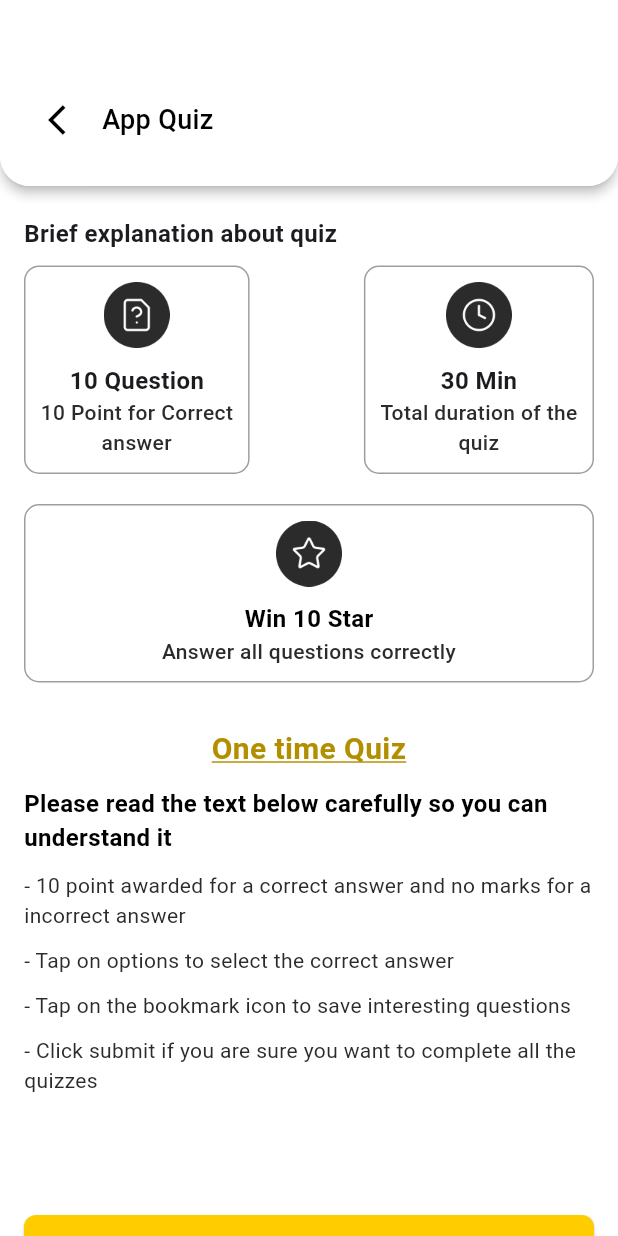
After one commit to Dev-Ninjas-Backup/nicholaslim80, a Flutter app: the AppQuizScreen screen opened by its route, on a phone screen of 412 x 824 dp. The commit adds this screen. Run offline on Flutter 3.47's test engine with Material 3 defaults, Android fonts, the phone set to English and light mode, and no system bars; our stand-ins replace flutter_easyloading, flutter_screenutil, get, google_fonts; Roboto replaces fonts that are missing (Nunito Sans).

Commit message:
App quiz page done.

```diff
--- a/lib/core/common/widgets/custom_app_bar.dart
+++ b/lib/core/common/widgets/custom_app_bar.dart
@@ -4,25 +4,21 @@ import 'package:get/route_manager.dart';
 class CustomAppBar extends StatelessWidget {
   final String lable;
   final String? back;
-  final bool? cancelText;
-  const CustomAppBar({
-    super.key,
-    required this.lable,
-    this.cancelText,
-    this.back,
-  });
+  const CustomAppBar({super.key, required this.lable, this.back});
 
   @override
   Widget build(BuildContext context) {
-    return Container(
+    return Material(
+      borderRadius: BorderRadius.only(
+        bottomLeft: Radius.circular(20),
+        bottomRight: Radius.circular(20),
+      ),
+      elevation: 3.0,
+      child: Container(
         width: double.infinity,
         padding: EdgeInsets.only(top: 56, left: 20, bottom: 20, right: 20),
         decoration: BoxDecoration(
-        gradient: LinearGradient(
-          begin: Alignment.topCenter,
-          end: Alignment.bottomCenter,
-          colors: [Color(0xFFFFFFFF), Color.fromARGB(255, 48, 194, 223)],
-        ),
+          color: Colors.white,
           borderRadius: BorderRadius.only(
             bottomLeft: Radius.circular(20),
             bottomRight: Radius.circular(20),
@@ -40,7 +36,7 @@ class CustomAppBar extends StatelessWidget {
                 }
               },
             ),
-          SizedBox(width: 5),
+
             Text(
               lable,
               style: TextStyle(
@@ -48,23 +44,10 @@ class CustomAppBar extends StatelessWidget {
                 fontSize: 18,
                 fontWeight: FontWeight.w500,
               ),
-          ),
-          Spacer(),
-          if (cancelText == true)
-            TextButton(
-              onPressed: () {
-                Get.offNamed('/signInScreen');
-              },
-              child: Text(
-                'Cancel',
-                style: TextStyle(
-                  color: Colors.black,
-                  fontSize: 18,
-                  fontWeight: FontWeight.w500,
-                ),
-              ),
+              textAlign: TextAlign.center,
             ),
           ],
+        ),
       ),
     );
   }
--- a/lib/core/utils/constants/app_colors.dart
+++ b/lib/core/utils/constants/app_colors.dart
@@ -2,7 +2,7 @@ import 'package:flutter/material.dart';
 
 class AppColors {
   //Gradient background colors
-  static const Color backgroungColor = Color(0xFFFFF8DC);
+  static const Color backgroungColor = Color(0xFFFFFAE6);
 
   //Font colors
   static const Color primaryFontColor = Color(0xFF141414);
@@ -16,4 +16,8 @@ class AppColors {
 
   //Button colors
   static const Color primaryButtonColor = Color(0xFFFFCC00);
+
+  //Font Colors
+  static const Color fontColor = Color(0xFF2B2B2B);
+  static const Color fontColor2 = Color(0xFFB38F00);
 }
--- a/lib/core/utils/constants/icon_path.dart
+++ b/lib/core/utils/constants/icon_path.dart
@@ -1,5 +1,8 @@
 class IconPath {
-  static String home = "/assets/icons/home.png";
-  static String account = "/assets/icons/account.png";
-  static String orders = "/assets/icons/orders.png";
+  static String home = "assets/icons/home.png";
+  static String account = "assets/icons/account.png";
+  static String orders = "assets/icons/orders.png";
+  static String timer = "assets/icons/timerIcon.png";
+  static String star = "assets/icons/starIcon.png";
+  static String file = "assets/icons/fileIcon.png";
 }
--- /dev/null
+++ b/lib/features/rider/app_quiz/screen/app_quiz_screen.dart
@@ -0,0 +1,136 @@
+import 'package:flutter/material.dart';
+import 'package:nicholaslim80/core/common/widgets/custom_app_bar.dart';
+import 'package:nicholaslim80/core/utils/constants/app_colors.dart';
+import 'package:nicholaslim80/core/utils/constants/icon_path.dart';
+import 'package:nicholaslim80/features/rider/app_quiz/widget/large_box.dart';
+import 'package:nicholaslim80/features/rider/app_quiz/widget/small_box.dart';
+
+class AppQuizScreen extends StatelessWidget {
+  const AppQuizScreen({super.key});
+
+  @override
+  Widget build(BuildContext context) {
+    return Scaffold(
+      backgroundColor: Colors.white,
+      body: Column(
+        children: [
+          CustomAppBar(lable: 'App Quiz'),
+          Padding(
+            padding: const EdgeInsets.symmetric(horizontal: 16, vertical: 20),
+            child: Column(
+              crossAxisAlignment: CrossAxisAlignment.start,
+              children: [
+                Text(
+                  'Brief explanation about quiz',
+                  style: TextStyle(fontSize: 16, fontWeight: FontWeight.w700),
+                ),
+                SizedBox(height: 10),
+                Row(
+                  children: [
+                    SmallBox(
+                      iconPath: IconPath.file,
+                      title: '10 Question',
+                      description: '10 Point for Correct\nanswer',
+                    ),
+                    Spacer(),
+                    SmallBox(
+                      iconPath: IconPath.timer,
+                      title: '30 Min',
+                      description: 'Total duration of the\nquiz',
+                    ),
+                  ],
+                ),
+                SizedBox(height: 20),
+                LargeBox(
+                  iconPath: IconPath.star,
+                  title: 'Win 10 Star',
+                  description: 'Answer all questions correctly',
+                ),
+                SizedBox(height: 30),
+                Center(
+                  child: Text(
+                    'One time Quiz',
+                    textAlign: TextAlign.center,
+                    style: TextStyle(
+                      color: const Color(0xFFB38F00),
+                      fontFamily: 'Nunito Sans',
+                      fontSize: 20,
+                      fontWeight: FontWeight.w700,
+                      decoration: TextDecoration.underline,
+                      decorationStyle: TextDecorationStyle.solid,
+                      decorationColor: const Color(0xFFB38F00),
+                    ),
+                  ),
+                ),
+                SizedBox(height: 10),
+                Text(
+                  'Please read the text below carefully so you can understand it',
+                  style: TextStyle(
+                    fontSize: 16,
+                    fontWeight: FontWeight.w600,
+                    color: Colors.black,
+                  ),
+                ),
+                SizedBox(height: 10),
+                Text(
+                  '- 10 point awarded for a correct answer and no marks for a incorrect answer',
+                  style: TextStyle(
+                    fontSize: 14,
+                    fontWeight: FontWeight.w400,
+                    color: AppColors.fontColor,
+                  ),
+                ),
+                SizedBox(height: 10),
+                Text(
+                  '- Tap on options to select the correct answer',
+                  style: TextStyle(
+                    fontSize: 14,
+                    fontWeight: FontWeight.w400,
+                    color: AppColors.fontColor,
+                  ),
+                ),
+                SizedBox(height: 10),
+                Text(
+                  '- Tap on the bookmark icon to save interesting questions',
+                  style: TextStyle(
+                    fontSize: 14,
+                    fontWeight: FontWeight.w400,
+                    color: AppColors.fontColor,
+                  ),
+                ),
+                SizedBox(height: 10),
+                Text(
+                  '- Click submit if you are sure you want to complete all the quizzes',
+                  style: TextStyle(
+                    fontSize: 14,
+                    fontWeight: FontWeight.w400,
+                    color: AppColors.fontColor,
+                  ),
+                ),
+                SizedBox(height: 80),
+                ElevatedButton(
+                  onPressed: () {},
+                  style: ElevatedButton.styleFrom(
+                    backgroundColor: AppColors.primaryButtonColor,
+                    minimumSize: const Size(double.infinity, 50),
+                    shape: RoundedRectangleBorder(
+                      borderRadius: BorderRadius.circular(8),
+                    ),
+                  ),
+                  child: Text(
+                    'Continue Quiz',
+                    style: const TextStyle(
+                      fontSize: 16,
+                      fontWeight: FontWeight.w700,
+                      color: Colors.black,
+                    ),
+                  ),
+                ),
+              ],
+            ),
+          ),
+        ],
+      ),
+    );
+  }
+}
--- /dev/null
+++ b/lib/features/rider/app_quiz/widget/large_box.dart
@@ -0,0 +1,50 @@
+import 'package:flutter/material.dart';
+import 'package:nicholaslim80/core/utils/constants/app_colors.dart';
+
+class LargeBox extends StatelessWidget {
+  final String iconPath;
+  final String title;
+  final String description;
+  const LargeBox({
+    super.key,
+    required this.iconPath,
+    required this.title,
+    required this.description,
+  });
+
+  @override
+  Widget build(BuildContext context) {
+    return Container(
+      width: double.infinity,
+      padding: EdgeInsets.all(10),
+      decoration: BoxDecoration(
+        borderRadius: BorderRadius.circular(10),
+        border: Border.all(color: Colors.grey, width: 1),
+      ),
+      child: Column(
+        crossAxisAlignment: CrossAxisAlignment.center,
+        children: [
+          Image.asset(iconPath, height: 44, width: 44),
+          SizedBox(height: 10),
+          Text(
+            title,
+            style: TextStyle(
+              fontSize: 16,
+              fontWeight: FontWeight.w700,
+              color: Colors.black,
+            ),
+          ),
+          Text(
+            description,
+            style: TextStyle(
+              fontSize: 14,
+              fontWeight: FontWeight.w500,
+              color: AppColors.fontColor,
+            ),
+            textAlign: TextAlign.center,
+          ),
+        ],
+      ),
+    );
+  }
+}
--- /dev/null
+++ b/lib/features/rider/app_quiz/widget/small_box.dart
@@ -0,0 +1,45 @@
+import 'package:flutter/material.dart';
+import 'package:nicholaslim80/core/utils/constants/app_colors.dart';
+
+class SmallBox extends StatelessWidget {
+  final String iconPath;
+  final String title;
+  final String description;
+  const SmallBox({
+    super.key,
+    required this.iconPath,
+    required this.title,
+    required this.description,
+  });
+
+  @override
+  Widget build(BuildContext context) {
+    return Container(
+      padding: EdgeInsets.all(10),
+      decoration: BoxDecoration(
+        borderRadius: BorderRadius.circular(10),
+        border: Border.all(color: Colors.grey, width: 1),
+      ),
+      child: Column(
+        crossAxisAlignment: CrossAxisAlignment.center,
+        children: [
+          Image.asset(iconPath, height: 44, width: 44),
+          SizedBox(height: 10),
+          Text(
+            title,
+            style: TextStyle(fontSize: 16, fontWeight: FontWeight.w700),
+          ),
+          Text(
+            description,
+            style: TextStyle(
+              fontSize: 14,
+              fontWeight: FontWeight.w500,
+              color: AppColors.fontColor,
+            ),
+            textAlign: TextAlign.center,
+          ),
+        ],
+      ),
+    );
+  }
+}
--- a/lib/features/user/auth/login/controller/login_signup_controller.dart
+++ b/lib/features/user/auth/login/controller/login_signup_controller.dart
@@ -93,7 +93,7 @@ class LoginSignupController extends GetxController {
     if (selectedUserType.value == 'USER') {
       Get.offAll(BottomNavbarScreen());
     } else {
-      // Get.offAllNamed(AppRoutes.riderHomeScreen);
+      Get.offAllNamed("/appQuizScreen");
     }
   }
 
--- a/lib/routes/app_routes.dart
+++ b/lib/routes/app_routes.dart
@@ -1,6 +1,7 @@
 import 'package:get/get_navigation/src/routes/get_route.dart';
 import 'package:get/get_navigation/src/routes/transitions_type.dart';
 import 'package:nicholaslim80/features/onboarding/screen/onboarding_screen.dart';
+import 'package:nicholaslim80/features/rider/app_quiz/screen/app_quiz_screen.dart';
 import 'package:nicholaslim80/features/splash/screen/splash_screen.dart';
 import 'package:nicholaslim80/features/user/acoount/screen/account_screen.dart';
 import 'package:nicholaslim80/features/user/auth/login/screen/login_signup_screen.dart';
@@ -17,6 +18,7 @@ class AppRoutes {
   static String ordersScreen = '/ordersScreen';
   static String accountScreen = '/accountScreen';
   static String bottomNavbarScreen = '/bottomnavbarScreen';
+  static String appQuizScreen = '/appQuizScreen';
 
   static String getSplashScreen() => splashScreen;
   static String getOnboardingScreen() => onboardingScreen;
@@ -26,6 +28,7 @@ class AppRoutes {
   static String getordersScreen() => ordersScreen;
   static String getaccountScreen() => accountScreen;
   static String getbottomNavbarScreen() => bottomNavbarScreen;
+  static String getappQuizScreen() => appQuizScreen;
 
   static List<GetPage> routes = [
     GetPage(name: splashScreen, page: () => SplashScreen()),
@@ -60,5 +63,10 @@ class AppRoutes {
       page: () => BottomNavbarScreen(),
       transition: Transition.fadeIn,
     ),
+    GetPage(
+      name: appQuizScreen,
+      page: () => AppQuizScreen(),
+      transition: Transition.fadeIn,
+    ),
   ];
 }
```
Also changed, not shown: assets/icons/fileIcon.png (added), assets/icons/starIcon.png (added), assets/icons/timerIcon.png (added). Lines whose indentation alone changed are shown as unchanged.
